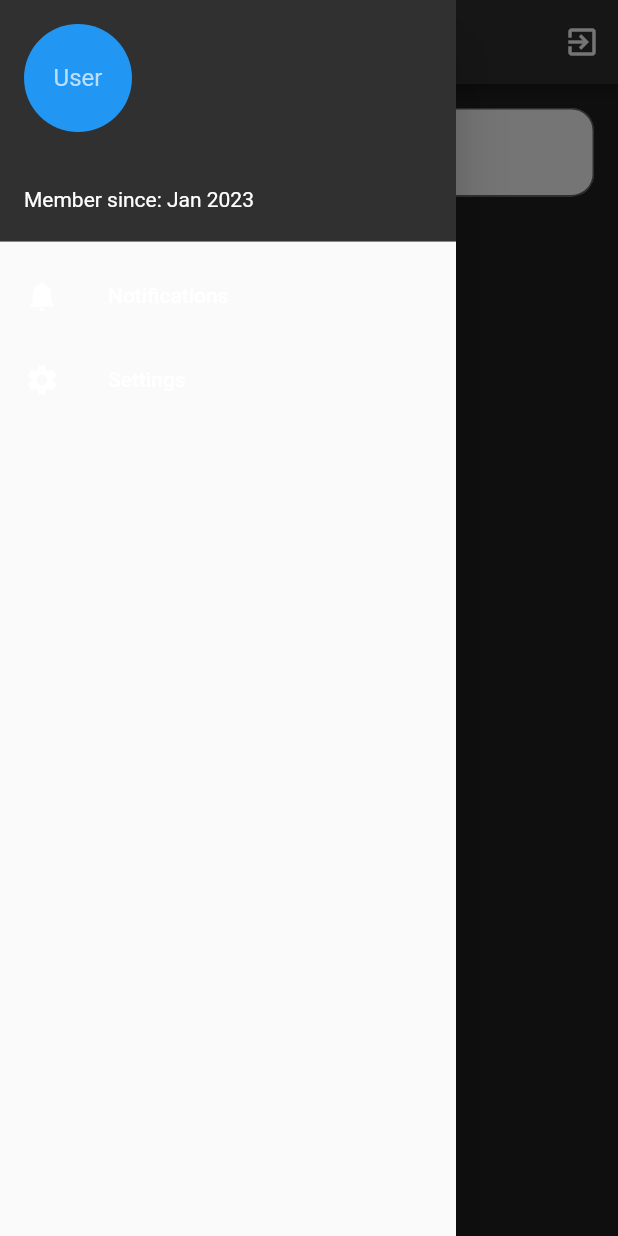
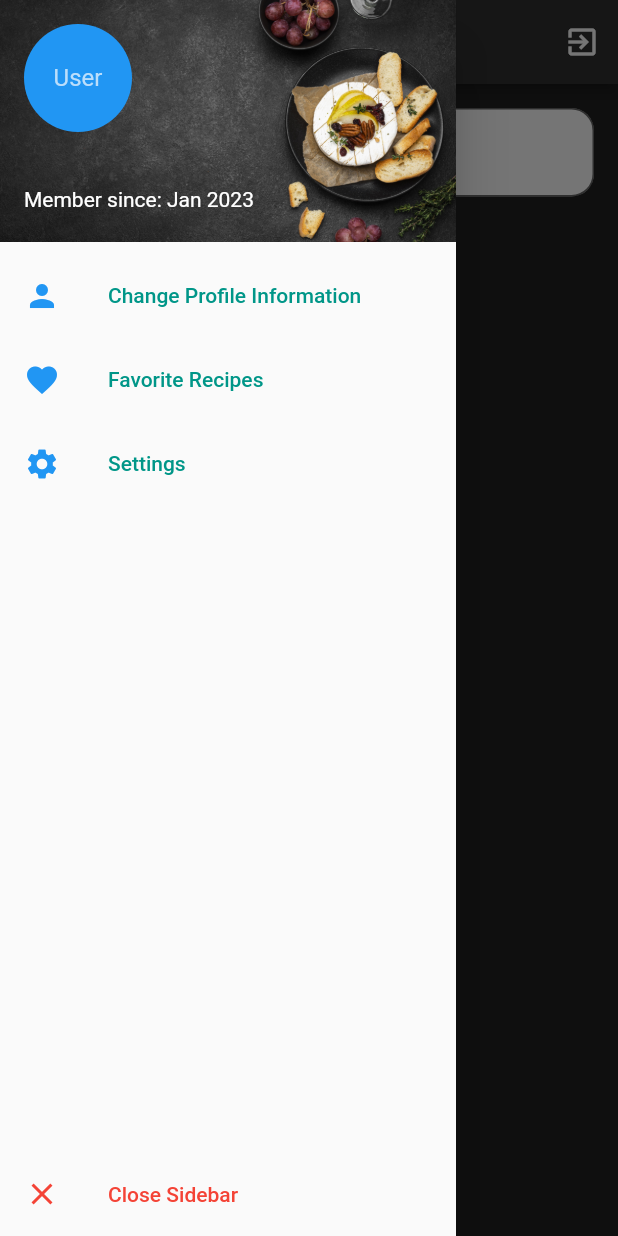
Before and after one commit to gowtham-padala/spare-spoon, a Flutter app: the screen it shows once a user with an empty profile is signed in, with the side drawer open, on a phone screen of 412 x 824 dp. Run offline on Flutter 3.47's test engine with Material 2 defaults, Android fonts, the phone set to English and light mode, and no system bars; our stand-ins replace firebase_auth, firebase_core; accounts and stored records are empty.

Commit message:
Added Sidebar and Removed warnings From Codebase

```diff
--- a/code/lib/pages/auth_page.dart
+++ b/code/lib/pages/auth_page.dart
@@ -19,7 +19,7 @@ class AuthPage extends StatelessWidget {
             return Center(child: Text('Error: ${snapshot.error}'));
           }
           if (snapshot.hasData && snapshot.data != null) {
-            return HomePage();
+            return const HomePage();
           }
           // Handle the unauthenticated user or null data
           return const LoginAndSignUp();
--- a/code/lib/pages/home_page.dart
+++ b/code/lib/pages/home_page.dart
@@ -1,6 +1,7 @@
 import 'package:firebase_auth/firebase_auth.dart';
 import 'package:flutter/material.dart';
 import 'package:http/http.dart' as http;
+import './side_bar.dart';
 import 'dart:convert';
 
 class HomePage extends StatefulWidget {
@@ -92,38 +93,7 @@ class _HomePageState extends State<HomePage> {
           ),
         ],
       ),
-      drawer: Drawer(
-        child: ListView(
-          padding: EdgeInsets.zero,
-          children: [
-            UserAccountsDrawerHeader(
-              accountName: Text(user!.email.toString(),
-                  style: const TextStyle(color: Colors.white)),
-              accountEmail: const Text("Member since: Jan 2023",
-                  style: TextStyle(color: Colors.white)),
-              currentAccountPicture: const CircleAvatar(
-                backgroundColor: Colors.blue,
-                child: Text("User"),
-              ),
-              decoration: BoxDecoration(
-                color: Colors.grey[850],
-              ),
-            ),
-            ListTile(
-              leading: const Icon(Icons.notifications, color: Colors.white),
-              title: const Text('Notifications',
-                  style: TextStyle(color: Colors.white)),
-              onTap: () {},
-            ),
-            ListTile(
-              leading: const Icon(Icons.settings, color: Colors.white),
-              title:
-                  const Text('Settings', style: TextStyle(color: Colors.white)),
-              onTap: () {},
-            ),
-          ],
-        ),
-      ),
+      drawer: Sidebar(user: user),
       body: Padding(
         padding: const EdgeInsets.all(16.0),
         child: Column(
--- /dev/null
+++ b/code/lib/pages/side_bar.dart
@@ -0,0 +1,79 @@
+import 'package:flutter/material.dart';
+import 'package:firebase_auth/firebase_auth.dart';
+
+class Sidebar extends StatelessWidget {
+  final User? user;
+  const Sidebar({super.key, this.user});
+
+  @override
+  Widget build(BuildContext context) {
+    return Drawer(
+      child: Column(
+        children: [
+          Expanded(
+            child: ListView(
+              padding: EdgeInsets.zero,
+              children: [
+                UserAccountsDrawerHeader(
+                  accountName: Text(
+                    user?.email.toString() ?? "",
+                    style: const TextStyle(color: Colors.white),
+                  ),
+                  accountEmail: const Text("Member since: Jan 2023",
+                      style: TextStyle(color: Colors.white)),
+                  currentAccountPicture: const CircleAvatar(
+                    backgroundColor: Colors.blue,
+                    child: Text("User"),
+                  ),
+                  decoration: BoxDecoration(
+                    color: Colors.grey[850],
+                    image: const DecorationImage(
+                      image: AssetImage("assets/sidebar_food_image.jpg"),
+                      fit: BoxFit.cover,
+                    ),
+                  ),
+                ),
+                ListTile(
+                  leading: const Icon(Icons.person, color: Colors.blue),
+                  title: const Text('Change Profile Information',
+                      style: TextStyle(color: Colors.teal)),
+                  onTap: () {
+                    // Navigate to the profile information screen
+                    // You can use Navigator to push a new screen or use a route.
+                  },
+                ),
+                ListTile(
+                  leading: const Icon(Icons.favorite, color: Colors.blue),
+                  title: const Text('Favorite Recipes',
+                      style: TextStyle(color: Colors.teal)),
+                  onTap: () {
+                    // Navigate to the favorite recipes screen
+                    // You can use Navigator to push a new screen or use a route.
+                  },
+                ),
+                ListTile(
+                  leading: const Icon(Icons.settings, color: Colors.blue),
+                  title: const Text('Settings',
+                      style: TextStyle(color: Colors.teal)),
+                  onTap: () {
+                    // Navigate to the settings screen
+                    // You can use Navigator to push a new screen or use a route.
+                  },
+                ),
+              ],
+            ),
+          ),
+          // Close button at the very bottom
+          ListTile(
+            leading: const Icon(Icons.close, color: Colors.red),
+            title: const Text('Close Sidebar',
+                style: TextStyle(color: Colors.red)),
+            onTap: () {
+              Navigator.pop(context); // Close the sidebar
+            },
+          ),
+        ],
+      ),
+    );
+  }
+}
```
Also changed, not shown: code/lib/pages/login_page.dart (+15 -14 lines), code/lib/pages/sign_up_page.dart (+19 -20 lines), code/pubspec.yaml (+4 -7 lines), code/assets/sidebar_food_image.jpg (added).
